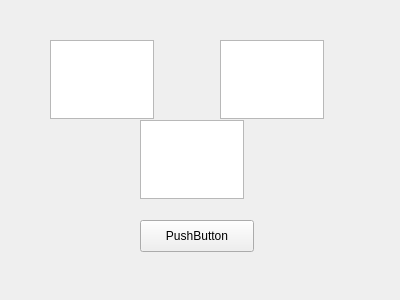
Old version of the form calcui.ui in the repository timseed/PYQT5-Signal-Slot-Test.
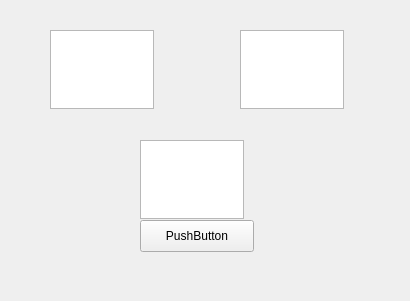
New version of the form.

Diff of the .ui file:
```diff
--- a/calcui.ui
+++ b/calcui.ui
@@ -6,8 +6,8 @@
    <rect>
     <x>0</x>
     <y>0</y>
-    <width>400</width>
-    <height>300</height>
+    <width>410</width>
+    <height>301</height>
    </rect>
   </property>
   <property name="windowTitle">
@@ -17,7 +17,7 @@
    <property name="geometry">
     <rect>
      <x>50</x>
-     <y>40</y>
+     <y>30</y>
      <width>104</width>
      <height>79</height>
     </rect>
@@ -26,8 +26,8 @@
   <widget class="QTextEdit" name="N2">
    <property name="geometry">
     <rect>
-     <x>220</x>
-     <y>40</y>
+     <x>240</x>
+     <y>30</y>
      <width>104</width>
      <height>79</height>
     </rect>
@@ -50,7 +50,7 @@
    <property name="geometry">
     <rect>
      <x>140</x>
-     <y>120</y>
+     <y>140</y>
      <width>104</width>
      <height>79</height>
     </rect>
```
